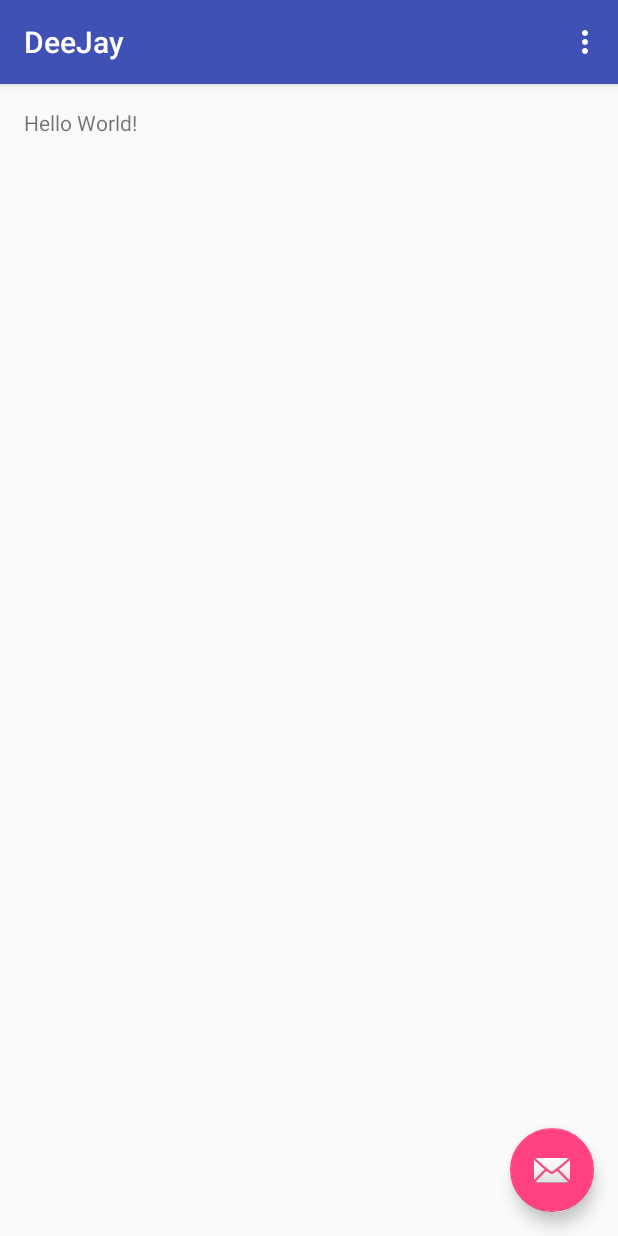
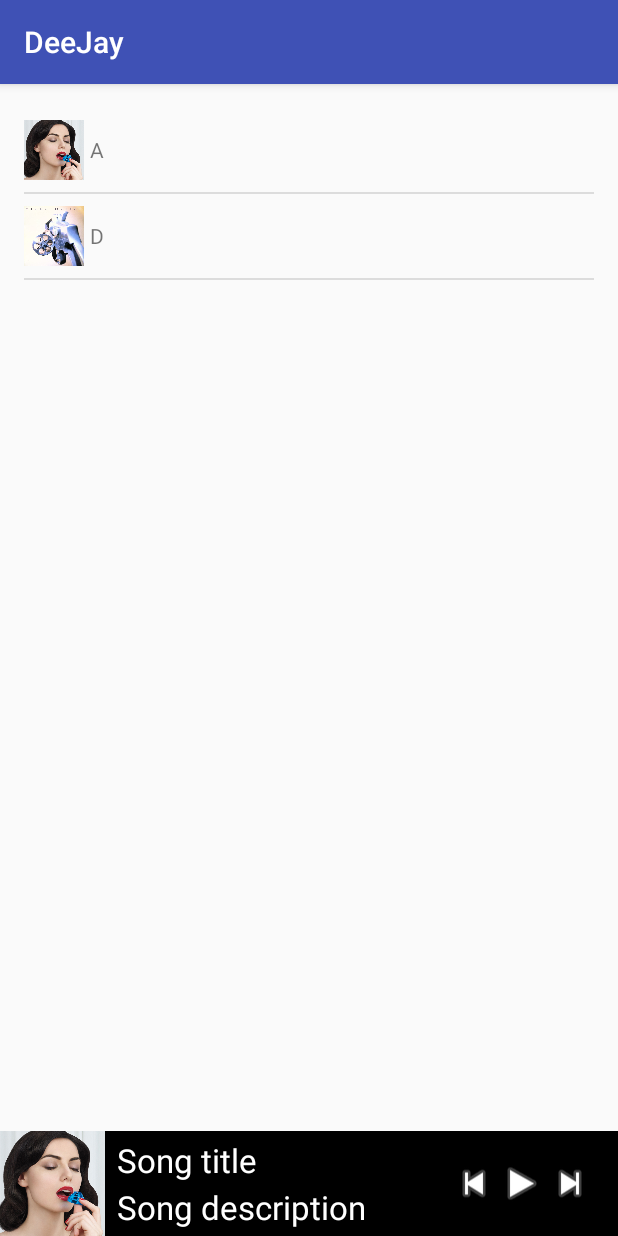
Before and after one commit to jayway/khelg1-2016-android, an Android app: the screen it shows after launch (MainActivity), on a phone screen of 412 x 824 dp. Run offline under Robolectric (Android 15) with nearby library versions, the light colour scheme and no system bars.

Commit message:
Added a list and a play border

```diff
--- a/app/src/main/java/com/jayway/deejay/MainActivity.java
+++ b/app/src/main/java/com/jayway/deejay/MainActivity.java
@@ -18,35 +18,14 @@ public class MainActivity extends AppCompatActivity {
         Toolbar toolbar = (Toolbar) findViewById(R.id.toolbar);
         setSupportActionBar(toolbar);
 
-        FloatingActionButton fab = (FloatingActionButton) findViewById(R.id.fab);
-        fab.setOnClickListener(new View.OnClickListener() {
-            @Override
-            public void onClick(View view) {
-                Snackbar.make(view, "Replace with your own action", Snackbar.LENGTH_LONG)
-                    .setAction("Action", null).show();
-            }
-        });
+//        FloatingActionButton fab = (FloatingActionButton) findViewById(R.id.fab);
+//        fab.setOnClickListener(new View.OnClickListener() {
+//            @Override
+//            public void onClick(View view) {
+//                Snackbar.make(view, "Replace with your own action", Snackbar.LENGTH_LONG)
+//                    .setAction("Action", null).show();
+//            }
+//        });
     }
 
-    @Override
-    public boolean onCreateOptionsMenu(Menu menu) {
-        // Inflate the menu; this adds items to the action bar if it is present.
-        getMenuInflater().inflate(R.menu.menu_main, menu);
-        return true;
-    }
-
-    @Override
-    public boolean onOptionsItemSelected(MenuItem item) {
-        // Handle action bar item clicks here. The action bar will
-        // automatically handle clicks on the Home/Up button, so long
-        // as you specify a parent activity in AndroidManifest.xml.
-        int id = item.getItemId();
-
-        //noinspection SimplifiableIfStatement
-        if (id == R.id.action_settings) {
-            return true;
-        }
-
-        return super.onOptionsItemSelected(item);
-    }
 }
--- a/app/src/main/java/com/jayway/deejay/MainActivityFragment.java
+++ b/app/src/main/java/com/jayway/deejay/MainActivityFragment.java
@@ -1,22 +1,92 @@
 package com.jayway.deejay;
 
+import android.app.Activity;
+import android.os.Bundle;
 import android.support.v4.app.Fragment;
-import android.os.Bundle;
 import android.view.LayoutInflater;
 import android.view.View;
 import android.view.ViewGroup;
+import android.widget.ArrayAdapter;
+import android.widget.ImageView;
+import android.widget.ListView;
+import android.widget.TextView;
 
 /**
  * A placeholder fragment containing a simple view.
  */
 public class MainActivityFragment extends Fragment {
 
-    public MainActivityFragment() {
-    }
+    private static final int[] imageResources = new int[]{
+        R.drawable.a,
+        R.drawable.b,
+//        R.drawable.c
+//        R.drawable.d,
+//        R.drawable.e,
+//        R.drawable.f
+    };
+
+    private static final String[] texts = new String[]{
+        "A",
+//        "B",
+//        "C"
+        "D"
+//        "E",
+//        "F"
+    };
 
     @Override
     public View onCreateView(LayoutInflater inflater, ViewGroup container,
                              Bundle savedInstanceState) {
-        return inflater.inflate(R.layout.fragment_main, container, false);
+
+        final View rootView = inflater.inflate(R.layout.fragment_main, container, false);
+
+        final ListView listView = (ListView) rootView.findViewById(R.id.list);
+
+        listView.setAdapter(new CustomListAdapter(getActivity(), texts, imageResources));
+
+        return rootView;
+    }
+
+    private class CustomListAdapter extends ArrayAdapter<String> {
+
+        private final Activity context;
+        private final String[] itemname;
+        private final int[] imgid;
+
+        public CustomListAdapter(Activity context, String[] itemname, int[] imgid) {
+            super(context, R.layout.list_item, itemname);
+            // TODO Auto-generated constructor stub
+
+            this.context = context;
+            this.itemname = itemname;
+            this.imgid = imgid;
+        }
+
+        public View getView(int position, View view, ViewGroup parent) {
+            Viewholder viewHolder;
+
+            if (view == null) {
+                LayoutInflater inflater = context.getLayoutInflater();
+                view = inflater.inflate(R.layout.list_item, null, false);
+
+                viewHolder = new Viewholder();
+
+                viewHolder.mTextView = (TextView) view.findViewById(R.id.text);
+                viewHolder.mImageView = (ImageView) view.findViewById(R.id.image);
+                view.setTag(viewHolder);
+            } else {
+                viewHolder = (Viewholder) view.getTag();
+            }
+
+            viewHolder.mImageView.setImageResource(imgid[position]);
+            viewHolder.mTextView.setText(itemname[position]);
+
+            return view;
+        }
+    }
+
+    private static class Viewholder {
+        TextView mTextView;
+        ImageView mImageView;
     }
 }
--- a/app/src/main/res/layout/activity_main.xml
+++ b/app/src/main/res/layout/activity_main.xml
@@ -30,6 +30,65 @@
         android:layout_height="wrap_content"
         android:layout_gravity="bottom|end"
         android:layout_margin="@dimen/fab_margin"
-        android:src="@android:drawable/ic_dialog_email"/>
+        android:src="@android:drawable/ic_dialog_email"
+        android:visibility="gone"/>
+
+    <RelativeLayout
+        android:layout_height="70dp"
+        android:layout_gravity="bottom|end"
+        android:layout_width="match_parent"
+        android:background="@android:color/black">
+
+        <ImageView
+            android:id="@+id/image"
+            android:src="@drawable/a"
+            android:layout_width="70dp"
+            android:layout_height="match_parent"/>
+
+        <LinearLayout
+            android:layout_toRightOf="@id/image"
+            android:layout_width="wrap_content"
+            android:layout_height="match_parent"
+            android:orientation="vertical"
+            android:gravity="center_vertical"
+            android:paddingLeft="8dp">
+            <TextView
+                android:text="Song title"
+                android:textColor="@android:color/white"
+                android:layout_width="wrap_content"
+                android:layout_height="wrap_content"
+                android:textAppearance="?android:attr/textAppearanceLarge"
+                android:paddingBottom="2dp"/>
+            <TextView
+                android:text="Song description"
+                android:textColor="@android:color/white"
+                android:textAppearance="?android:attr/textAppearanceLarge"
+                android:layout_width="wrap_content"
+                android:layout_height="wrap_content"/>
+        </LinearLayout>
+
+        <LinearLayout
+            android:layout_alignParentRight="true"
+            android:paddingRight="@dimen/activity_horizontal_margin"
+            android:orientation="horizontal"
+            android:layout_width="wrap_content"
+            android:layout_height="match_parent">
+
+        <ImageView
+            android:src="@android:drawable/ic_media_previous"
+            android:layout_width="wrap_content"
+            android:layout_height="match_parent"/>
+
+        <ImageView
+            android:src="@android:drawable/ic_media_play"
+            android:layout_width="wrap_content"
+            android:layout_height="match_parent"/>
+
+        <ImageView
+            android:src="@android:drawable/ic_media_next"
+            android:layout_width="wrap_content"
+            android:layout_height="match_parent"/>
+        </LinearLayout>
+    </RelativeLayout>
 
 </android.support.design.widget.CoordinatorLayout>
--- a/app/src/main/res/layout/fragment_main.xml
+++ b/app/src/main/res/layout/fragment_main.xml
@@ -9,9 +9,10 @@
                 tools:context="com.jayway.deejay.MainActivityFragment"
                 tools:showIn="@layout/activity_main">
 
-    <TextView
-        android:layout_width="wrap_content"
-        android:layout_height="wrap_content"
-        android:text="Hello World!"/>
+    <ListView
+        android:id="@+id/list"
+        tools:listitem="@layout/list_item"
+        android:layout_width="match_parent"
+        android:layout_height="match_parent"/>
 
 </RelativeLayout>
--- /dev/null
+++ b/app/src/main/res/layout/list_item.xml
@@ -0,0 +1,27 @@
+<?xml version="1.0" encoding="utf-8"?>
+<LinearLayout xmlns:android="http://schemas.android.com/apk/res/android"
+              xmlns:tools="http://schemas.android.com/tools"
+              android:orientation="horizontal"
+              android:layout_width="match_parent"
+              android:layout_height="wrap_content"
+              android:paddingTop="8dp"
+              android:paddingBottom="8dp"
+                >
+
+    <ImageView
+        android:id="@+id/image"
+        tools:src="@drawable/i"
+        android:layout_width="40dp"
+        android:layout_height="wrap_content"
+        android:adjustViewBounds="true"
+        android:contentDescription="@null"/>
+
+    <TextView
+        tools:text="Album text \n Album description"
+        android:id="@+id/text"
+        android:paddingLeft="4dp"
+        android:gravity="center_vertical"
+        android:layout_width="match_parent"
+        android:layout_height="match_parent"/>
+
+</LinearLayout>
```
